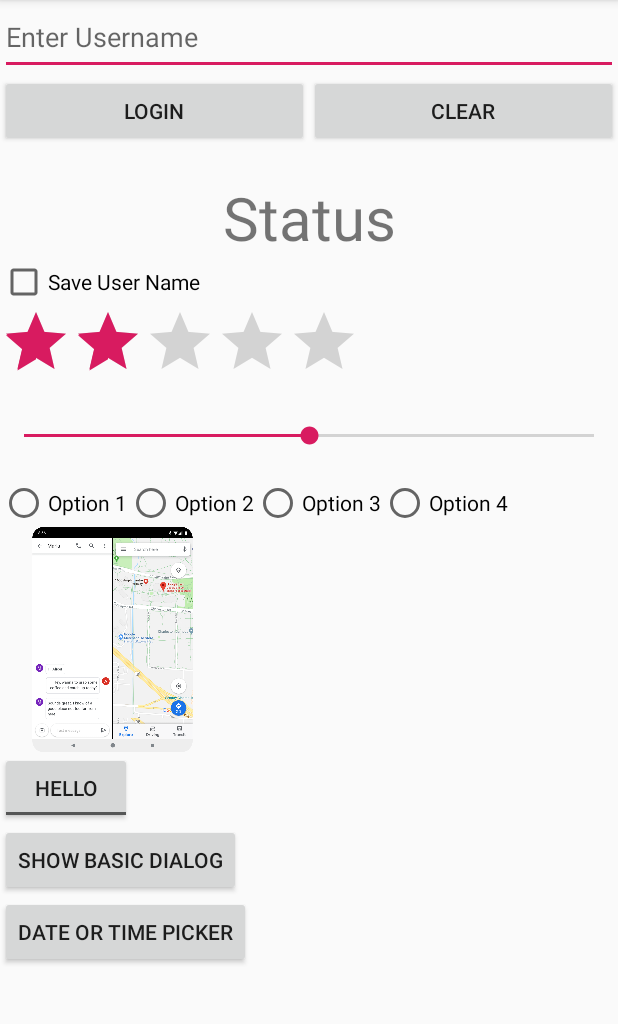
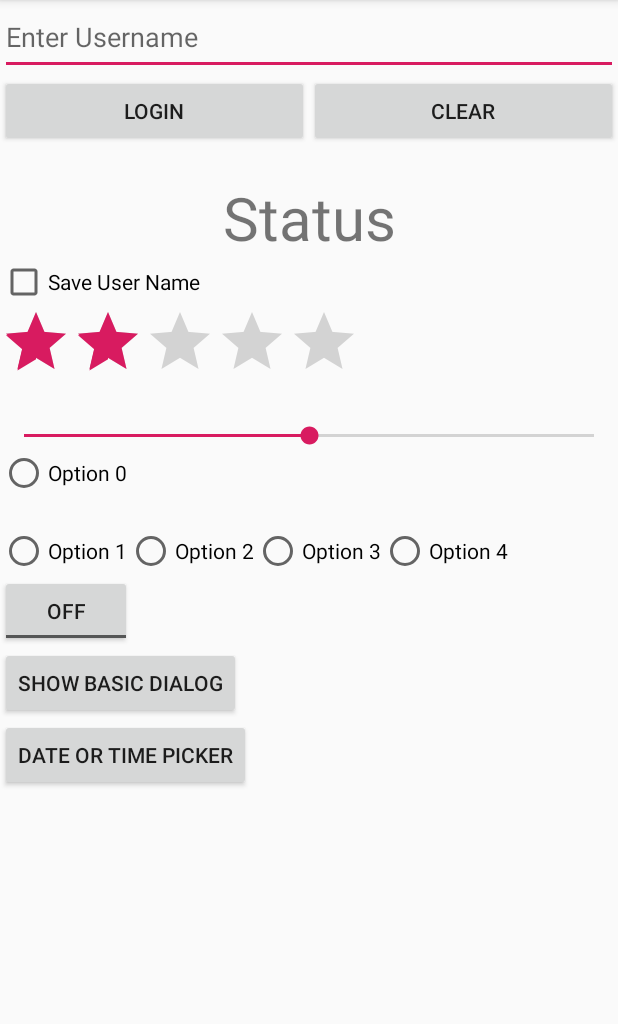
Before and after one commit to praveen1256/Example1Views, an Android app: the screen it shows after launch (MainActivity), after a tap on "CLEAR", on a phone screen of 412 x 824 dp, the part 84-1108 px from its top. Run offline under Robolectric (Android 15) with nearby library versions, the light colour scheme and no system bars; 1 other tap on this screen came first.

Commit message:
Small View Changes

```diff
--- a/app/src/main/java/android/com/example1views/MainActivity.java
+++ b/app/src/main/java/android/com/example1views/MainActivity.java
@@ -96,11 +96,12 @@ public class MainActivity extends AppCompatActivity {
             }
         });
 
+
         rb_rating.setOnRatingBarChangeListener(new RatingBar.OnRatingBarChangeListener() {
             @Override
             public void onRatingChanged(RatingBar ratingBar, float rating, boolean fromUser) {
                 Log.v(TAG,TAG+" : rating : "+rating);
-
+                Toast.makeText(MainActivity.this,"Rating : "+rating,Toast.LENGTH_LONG).show();
             }
         });
 
@@ -124,7 +125,8 @@ public class MainActivity extends AppCompatActivity {
         rg_group.setOnCheckedChangeListener(new RadioGroup.OnCheckedChangeListener() {
             @Override
             public void onCheckedChanged(RadioGroup group, int checkedId) {
-                getRadioButtionId(checkedId);
+                String result = getRadioButtionId(checkedId);
+                tv_status.setText(result);
             }
         });
 
--- a/app/src/main/res/layout/activity_main2.xml
+++ b/app/src/main/res/layout/activity_main2.xml
@@ -59,7 +59,7 @@
             android:layout_height="wrap_content"
             android:numStars="5"
             android:rating="2"
-            android:stepSize="0.2"
+            android:stepSize="0.1"
             app:layout_constraintStart_toStartOf="parent"
             app:layout_constraintTop_toBottomOf="@id/cb_save" />
 
@@ -72,6 +72,14 @@
             app:layout_constraintStart_toStartOf="parent"
             app:layout_constraintTop_toBottomOf="@id/rb_rating" />
 
+        <RadioButton
+            android:id="@+id/rb_0"
+            android:layout_width="wrap_content"
+            android:layout_height="wrap_content"
+            android:text="Option 0"
+            app:layout_constraintStart_toStartOf="parent"
+            app:layout_constraintTop_toBottomOf="@id/sb_seekbar"/>
+
         <RadioGroup
             android:id="@+id/rg_group"
             android:layout_width="match_parent"
@@ -79,7 +87,7 @@
             android:layout_marginTop="20dp"
             android:orientation="horizontal"
             app:layout_constraintStart_toStartOf="parent"
-            app:layout_constraintTop_toBottomOf="@id/sb_seekbar">
+            app:layout_constraintTop_toBottomOf="@id/rb_0">
 
             <RadioButton
                 android:id="@+id/rb_1"
@@ -110,6 +118,7 @@
         <ImageView
             android:id="@+id/iv_image"
             android:layout_width="150dp"
+            android:visibility="gone"
             android:layout_height="150dp"
             android:src="@mipmap/ic_launcher"
             app:layout_constraintStart_toStartOf="parent"
@@ -119,8 +128,8 @@
             android:id="@+id/tb_toggle"
             android:layout_width="wrap_content"
             android:layout_height="wrap_content"
-            android:textOff="Hello"
-            android:textOn="Hai"
+            android:textOff="Off"
+            android:textOn="On"
             app:layout_constraintStart_toStartOf="parent"
             app:layout_constraintTop_toBottomOf="@id/iv_image" />
 
```
